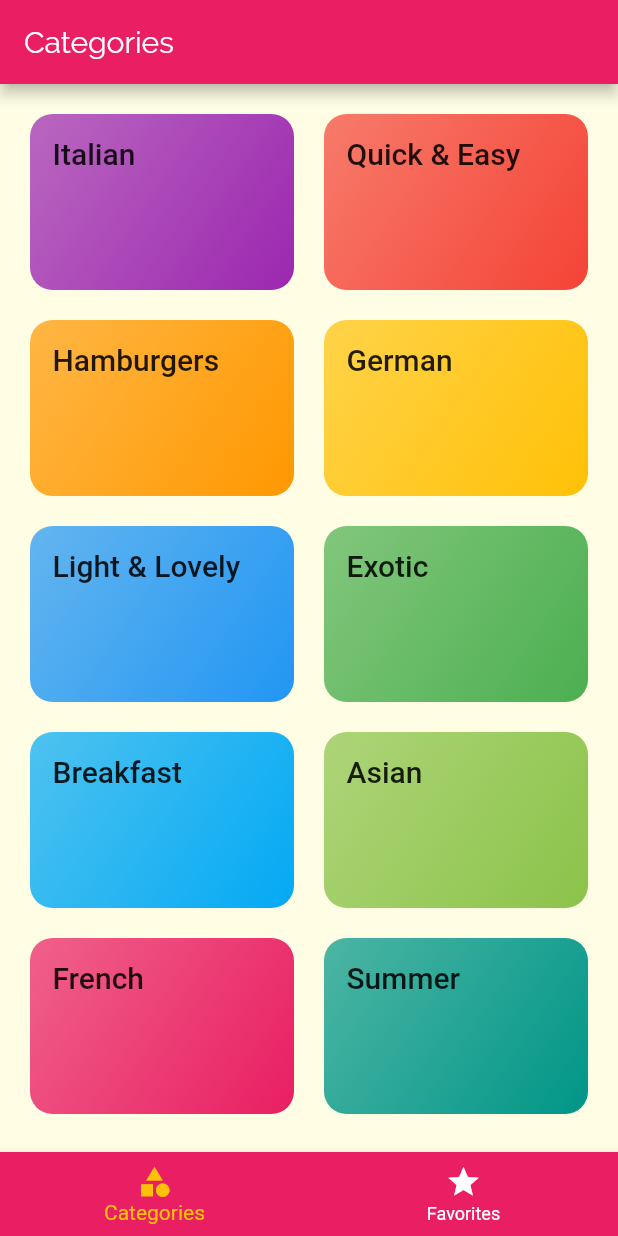
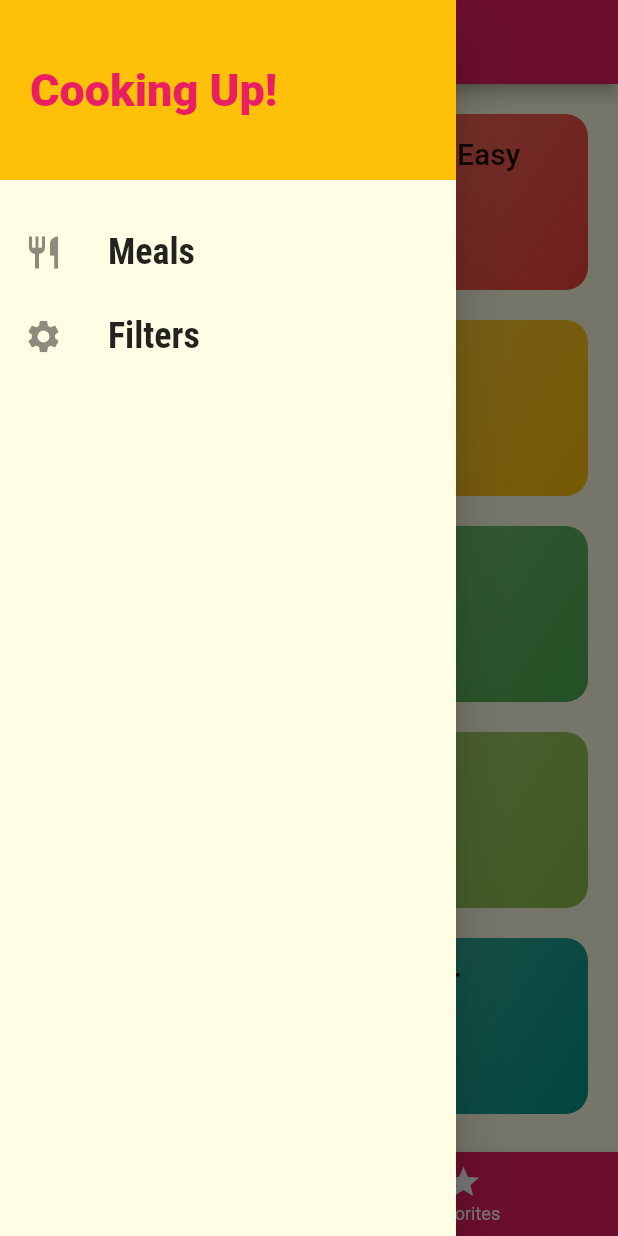
Before and after one commit to MostafaAE/meals_flutter, a Flutter app: the screen it shows after launch, with the side drawer open (before the commit the screen has no drawer), on a phone screen of 412 x 824 dp. Run offline on Flutter 3.47's test engine with Material 2 defaults, Android fonts, the phone set to English and light mode, and no system bars.

Commit message:
adding a custom drawer

```diff
--- a/lib/main.dart
+++ b/lib/main.dart
@@ -1,5 +1,6 @@
 import 'package:flutter/material.dart';
 import 'package:meals_flutter/screens/category_meals_screen.dart';
+import 'package:meals_flutter/screens/filters_screen.dart';
 import 'package:meals_flutter/screens/meal_detail_screen.dart';
 import 'package:meals_flutter/screens/tabs_screen.dart';
 
@@ -33,9 +34,10 @@ class MyApp extends StatelessWidget {
           ),
       ),
       routes: {
-        '/': (ctx) => TabsScreen(),
+        TabsScreen.routeName: (ctx) => TabsScreen(),
         CategoryMealsScreen.routeName: (ctx) => CategoryMealsScreen(),
         MealDetailScreen.routeName: (ctx) => MealDetailScreen(),
+        FiltersScreen.routeName: (ctx) => FiltersScreen(),
       },
       onUnknownRoute: (settings) {
         return MaterialPageRoute(
--- /dev/null
+++ b/lib/screens/filters_screen.dart
@@ -0,0 +1,23 @@
+import 'package:flutter/material.dart';
+import 'package:meals_flutter/widgets/main_drawer.dart';
+
+class FiltersScreen extends StatelessWidget {
+  static const routeName = '/filters';
+
+  @override
+  Widget build(BuildContext context) {
+    return Scaffold(
+      appBar: AppBar(
+        title: Text(
+          'Your Filters',
+        ),
+      ),
+      drawer: MainDrawer(),
+      body: Center(
+        child: Text(
+          'Filters',
+        ),
+      ),
+    );
+  }
+}
--- a/lib/screens/tabs_screen.dart
+++ b/lib/screens/tabs_screen.dart
@@ -1,9 +1,11 @@
 import 'package:flutter/material.dart';
+import 'package:meals_flutter/widgets/main_drawer.dart';
 
 import './categories_screen.dart';
 import './favorite_screen.dart';
 
 class TabsScreen extends StatefulWidget {
+  static const routeName = '/';
   @override
   _TabsScreenState createState() => _TabsScreenState();
 }
@@ -20,6 +22,7 @@ class _TabsScreenState extends State<TabsScreen> {
       appBar: AppBar(
         title: Text(_pages[_selectedPage]['title'] as String),
       ),
+      drawer: MainDrawer(),
       body: _pages[_selectedPage]['page'] as Widget,
       bottomNavigationBar: BottomNavigationBar(
         backgroundColor: Theme.of(context).primaryColor,
--- /dev/null
+++ b/lib/widgets/main_drawer.dart
@@ -0,0 +1,65 @@
+import 'package:flutter/material.dart';
+import 'package:meals_flutter/screens/filters_screen.dart';
+import 'package:meals_flutter/screens/tabs_screen.dart';
+
+class MainDrawer extends StatelessWidget {
+  Widget buildListTile(String title, IconData icon, VoidCallback onTapHandler) {
+    return ListTile(
+      leading: Icon(
+        icon,
+        size: 26,
+      ),
+      title: Text(
+        title,
+        style: TextStyle(
+          fontFamily: 'RobotoCondensed',
+          fontSize: 24,
+          fontWeight: FontWeight.bold,
+        ),
+      ),
+      onTap: onTapHandler,
+    );
+  }
+
+  @override
+  Widget build(BuildContext context) {
+    return Drawer(
+      child: Column(
+        children: [
+          Container(
+            width: double.infinity,
+            height: 120,
+            padding: EdgeInsets.all(20.0),
+            alignment: Alignment.centerLeft,
+            color: Theme.of(context).accentColor,
+            child: Text(
+              'Cooking Up!',
+              style: TextStyle(
+                color: Theme.of(context).primaryColor,
+                fontSize: 30,
+                fontWeight: FontWeight.w900,
+              ),
+            ),
+          ),
+          SizedBox(
+            height: 20,
+          ),
+          buildListTile(
+            'Meals',
+            Icons.restaurant,
+            () {
+              Navigator.pushReplacementNamed(context, TabsScreen.routeName);
+            },
+          ),
+          buildListTile(
+            'Filters',
+            Icons.settings,
+            () {
+              Navigator.pushReplacementNamed(context, FiltersScreen.routeName);
+            },
+          ),
+        ],
+      ),
+    );
+  }
+}
```
